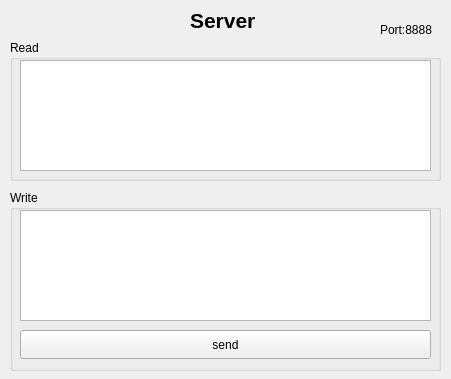
Old version of the form 05_TCP_Error_Rate/error_rate/server.ui in the repository Eiker3169/My_Tool.
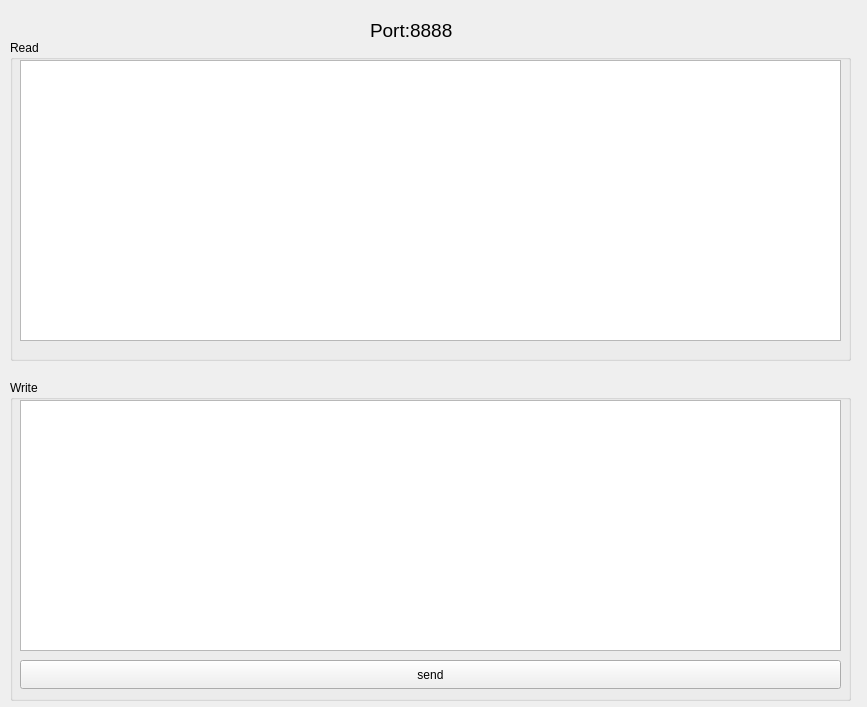
New version of the form.

The edit to the form file:
```diff
--- a/05_TCP_Error_Rate/error_rate/server.ui
+++ b/05_TCP_Error_Rate/error_rate/server.ui
@@ -6,39 +6,20 @@
    <rect>
     <x>0</x>
     <y>0</y>
-    <width>451</width>
-    <height>379</height>
+    <width>867</width>
+    <height>707</height>
    </rect>
   </property>
   <property name="windowTitle">
    <string>Server</string>
   </property>
-  <widget class="QLabel" name="label">
-   <property name="geometry">
-    <rect>
-     <x>190</x>
-     <y>10</y>
-     <width>81</width>
-     <height>20</height>
-    </rect>
-   </property>
-   <property name="font">
-    <font>
-     <pointsize>16</pointsize>
-     <bold>true</bold>
-    </font>
-   </property>
-   <property name="text">
-    <string>Server</string>
-   </property>
-  </widget>
   <widget class="QGroupBox" name="groupBox">
    <property name="geometry">
     <rect>
      <x>10</x>
      <y>40</y>
-     <width>431</width>
-     <height>141</height>
+     <width>841</width>
+     <height>321</height>
     </rect>
    </property>
    <property name="title">
@@ -49,8 +30,8 @@
      <rect>
       <x>10</x>
       <y>20</y>
-      <width>411</width>
-      <height>111</height>
+      <width>821</width>
+      <height>281</height>
      </rect>
     </property>
    </widget>
@@ -59,9 +40,9 @@
    <property name="geometry">
     <rect>
      <x>10</x>
-     <y>190</y>
-     <width>431</width>
-     <height>181</height>
+     <y>380</y>
+     <width>841</width>
+     <height>321</height>
     </rect>
    </property>
    <property name="title">
@@ -72,8 +53,8 @@
      <rect>
       <x>10</x>
       <y>20</y>
-      <width>411</width>
-      <height>111</height>
+      <width>821</width>
+      <height>251</height>
      </rect>
     </property>
    </widget>
@@ -81,8 +62,8 @@
     <property name="geometry">
      <rect>
       <x>10</x>
-      <y>140</y>
-      <width>411</width>
+      <y>280</y>
+      <width>821</width>
       <height>29</height>
      </rect>
     </property>
@@ -94,12 +75,17 @@
   <widget class="QLabel" name="label_2">
    <property name="geometry">
     <rect>
-     <x>380</x>
+     <x>370</x>
      <y>20</y>
-     <width>69</width>
+     <width>111</width>
      <height>20</height>
     </rect>
    </property>
+   <property name="font">
+    <font>
+     <pointsize>14</pointsize>
+    </font>
+   </property>
    <property name="text">
     <string>Port:8888</string>
    </property>
```
